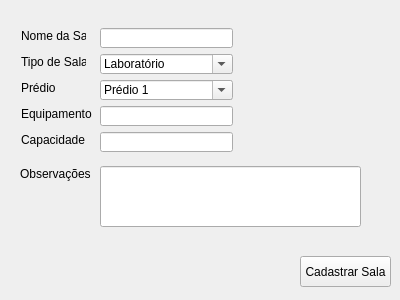
The window that App/view/ui/cadastroSalas.ui (Senac-SOR-ADS/Mapa-de-Sala) describes before a commit, drawn with Qt 5.
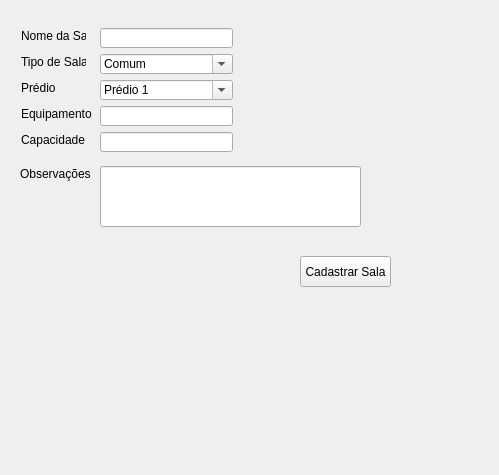
The same window after the commit.

Commit message:
correção cadastro sala (#112)
* correção cadastro sala

* Alteração das ordens

The edit to the form file:
```diff
--- a/App/view/ui/cadastroSalas.ui
+++ b/App/view/ui/cadastroSalas.ui
@@ -6,8 +6,8 @@
    <rect>
     <x>0</x>
     <y>0</y>
-    <width>400</width>
-    <height>300</height>
+    <width>499</width>
+    <height>475</height>
    </rect>
   </property>
   <property name="windowTitle">
@@ -59,7 +59,7 @@
     <bool>true</bool>
    </property>
    <property name="currentText">
-    <string>Laboratório</string>
+    <string>Comum</string>
    </property>
    <property name="insertPolicy">
     <enum>QComboBox::InsertAlphabetically</enum>
@@ -67,6 +67,11 @@
    <property name="sizeAdjustPolicy">
     <enum>QComboBox::AdjustToMinimumContentsLength</enum>
    </property>
+   <item>
+    <property name="text">
+     <string>Comum</string>
+    </property>
+   </item>
    <item>
     <property name="text">
      <string>Laboratório</string>
```
Left out of the diff: 2 changed lines with no effect on the pictures.
